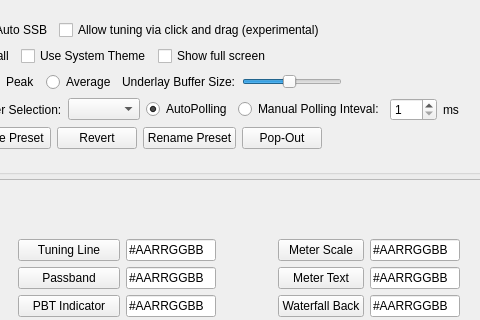
Qt form settingswidget.ui (adecarolis/wfweb) before a commit; both pictures show x 425 to 905 and y 0 to 320 of the 1118 by 561 pixel window.
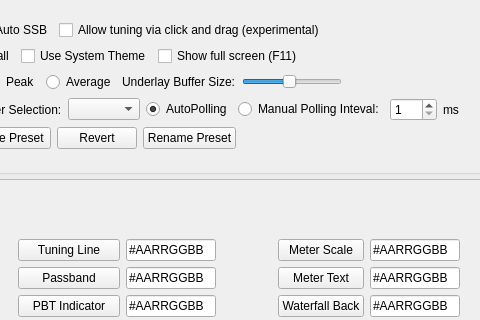
The same form after that commit. The open tabs and pages were chosen to show the change. Custom widgets are drawn as their Qt base class.

Patch:
```diff
--- a/settingswidget.ui
+++ b/settingswidget.ui
@@ -819,7 +819,7 @@
            <item>
             <widget class="QCheckBox" name="fullScreenChk">
              <property name="text">
-              <string>Show full screen</string>
+              <string>Show full screen (F11)</string>
              </property>
             </widget>
            </item>
@@ -1147,16 +1147,6 @@
              </property>
             </widget>
            </item>
-           <item>
-            <widget class="QPushButton" name="colorPopOutBtn">
-             <property name="toolTip">
-              <string>&lt;html&gt;&lt;head/&gt;&lt;body&gt;&lt;p&gt;Pop out (or pop back in) the entire Settings tab. &lt;/p&gt;&lt;p&gt;NOTE: Press this button again to re-insert the tab when finished. &lt;/p&gt;&lt;/body&gt;&lt;/html&gt;</string>
-             </property>
-             <property name="text">
-              <string>Pop-Out</string>
-             </property>
-            </widget>
-           </item>
            <item>
             <spacer name="horizontalSpacer_29">
              <property name="orientation">
```
Left out of the diff: 2 changed lines with no effect on the pictures.
